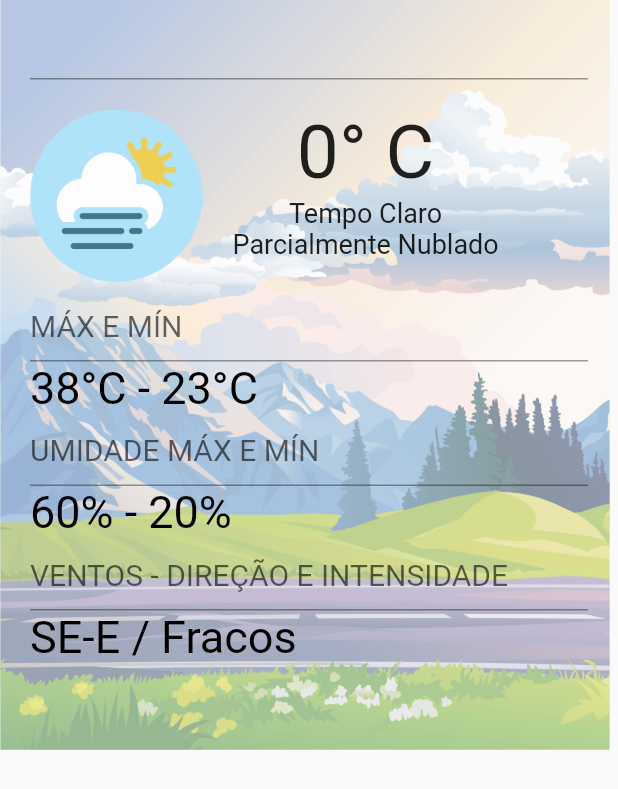
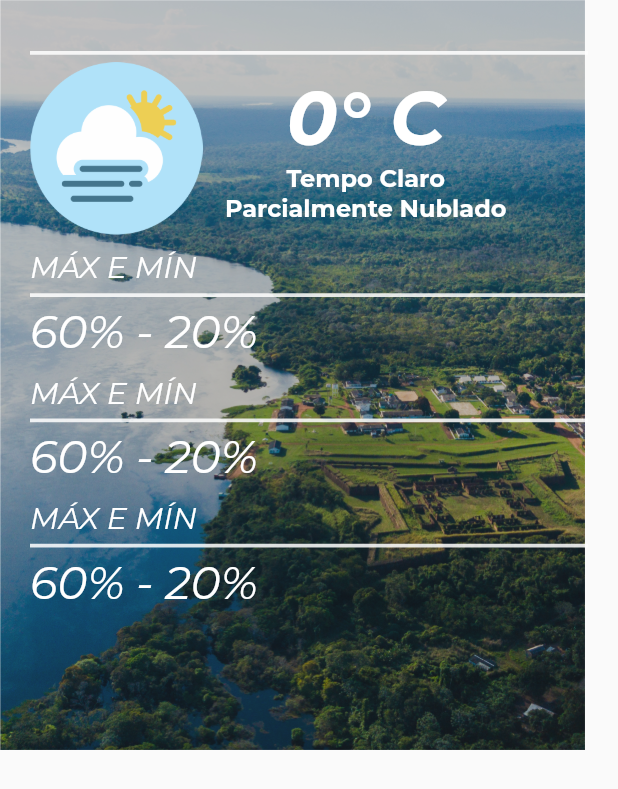
Before and after one commit to mariofraga/previsao_tempo_sipam, a Flutter app: what pagePrevisaoTempo() shows on an empty page, opened directly with empty values, on a phone screen of 412 x 824 dp. Shown: the top 789 px of the screen. Run offline on Flutter 3.47's test engine with Material 2 defaults, Android fonts, the phone set to English and light mode, and no system bars.

Commit message:
atualizações de layout

```diff
--- a/lib/main.dart
+++ b/lib/main.dart
@@ -1,201 +1,9 @@
 import 'package:flutter/material.dart';
+import 'ui/home.dart';
 
 void main() {
   runApp(MaterialApp(
     home: Home(),
+    theme: ThemeData(fontFamily: 'Montserrat'),
   ));
 }
-
-class Home extends StatefulWidget {
-  @override
-  _HomeState createState() => _HomeState();
-}
-
-class _HomeState extends State<Home> {
-  @override
-  Widget build(BuildContext context) {
-    return DefaultTabController(
-      length: 3,
-      child: Scaffold(
-        backgroundColor: Colors.white,
-        appBar: AppBar(
-          backgroundColor: Colors.lightGreen[900],
-          centerTitle: true,
-          title: Text("Previsão do Tempo Porto Velho",
-              style: TextStyle(fontSize: 15.0)),
-          bottom: TabBar(
-            tabs: [
-              Tab(
-                child: Text("Hoje"),
-              ),
-              Tab(
-                child: Text("12/09/2018"),
-              ),
-              Tab(
-                child: Text("13/09/2018"),
-              ),
-            ],
-          ),
-        ),
-        body: TabBarView(
-          children: [
-            pagePrevisaoTempo("SEGUNDA-FEIRA", 25),
-            pagePrevisaoTempo("TERÇA-FEIRA", 22),
-            pagePrevisaoTempo("QUARTA-FEIRA", 28)
-          ],
-        ),
-      ),
-    );
-  }
-}
-
-Widget pagePrevisaoTempo(String diaSemana, int graus) {
-  return  Stack(
-      children: <Widget>[
-        Image.asset(
-          "images/dia-larga-transparente.png",
-          fit: BoxFit.cover,
-          height: 500.0,
-        ),
-        Column(
-          children: <Widget>[
-            linhaTempo(diaSemana, graus),
-            linhaMaxMin(),
-            linhaUmidade(),
-            linhaVentos()
-          ],
-
-        ),
-      ],
-  );
-}
-
-Widget linhaTempo(String diaSemana, int graus){
-  return Column(
-    children: <Widget>[
-      Padding(
-        padding: EdgeInsets.only(
-            left: 20.0, top: 5.0, right: 20.0, bottom: 0.0),
-        child: FocusScope(
-          node: FocusScopeNode(),
-          child: TextFormField(
-            style: TextStyle(fontSize: 20.0, color: Colors.black),
-            decoration: InputDecoration(
-              hintText: "$diaSemana",
-            ),
-          ),
-        ),
-      ),
-      Row(
-        children: <Widget>[
-          Padding(
-            padding: EdgeInsets.only(left: 20.0, top: 20.0, right: 20.0, bottom: 5.0),
-            child: Image.asset(
-              "images/01.png",
-              fit: BoxFit.cover,
-              height: 115.0,
-            ),
-          ),
-          Column(
-            children: <Widget>[
-              Text(
-                "$graus° C",
-                style: TextStyle(fontSize: 50.0),
-              ),
-              Text(
-                "Tempo Claro",
-                style: TextStyle(fontSize: 18.0),
-              ),
-              Text(
-                "Parcialmente Nublado",
-                style: TextStyle(fontSize: 18.0),
-              )
-            ],
-          ),
-        ],
-      ),
-    ],
-  );
-}
-
-Widget linhaMaxMin(){
-  return Column(
-    children: <Widget>[
-      Padding(
-        padding: EdgeInsets.only(
-            left: 20.0, top: 0.0, right: 20.0, bottom: 0.0),
-        child: FocusScope(
-          node: FocusScopeNode(),
-          child: TextFormField(
-            style: TextStyle(fontSize: 20.0, color: Colors.black),
-            decoration: InputDecoration(
-              hintText: "MÁX E MÍN",
-            ),
-          ),
-        ),
-      ),
-      Padding(
-        padding: EdgeInsets.only(left: 20.0, top: 0.0, right: 20.0, bottom: 0.0),
-        child: Row(
-          children: <Widget>[
-            Text("38°C - 23°C", style: TextStyle(fontSize: 30.0, color: Colors.black),),
-          ],
-        ),
-      ),
-    ],
-  );
-}
-Widget linhaUmidade(){
-  return Column(
-    children: <Widget>[
-      Padding(
-        padding: EdgeInsets.only(
-            left: 20.0, top: 0.0, right: 20.0, bottom: 0.0),
-        child: FocusScope(
-          node: FocusScopeNode(),
-          child: TextFormField(
-            style: TextStyle(fontSize: 20.0, color: Colors.black),
-            decoration: InputDecoration(
-              hintText: "UMIDADE MÁX E MÍN",
-            ),
-          ),
-        ),
-      ),
-      Padding(
-        padding: EdgeInsets.only(left: 20.0, top: 0.0, right: 20.0, bottom: 0.0),
-        child: Row(
-          children: <Widget>[
-            Text("60% - 20%", style: TextStyle(fontSize: 30.0, color: Colors.black),),
-          ],
-        ),
-      ),
-    ],
-  );
-}
-Widget linhaVentos(){
-  return Column(
-    children: <Widget>[
-      Padding(
-        padding: EdgeInsets.only(
-            left: 20.0, top: 0.0, right: 20.0, bottom: 0.0),
-        child: FocusScope(
-          node: FocusScopeNode(),
-          child: TextFormField(
-            style: TextStyle(fontSize: 20.0, color: Colors.black),
-            decoration: InputDecoration(
-              hintText: "VENTOS - DIREÇÃO E INTENSIDADE",
-            ),
-          ),
-        ),
-      ),
-      Padding(
-        padding: EdgeInsets.only(left: 20.0, top: 0.0, right: 20.0, bottom: 0.0),
-        child: Row(
-          children: <Widget>[
-            Text("SE-E / Fracos", style: TextStyle(fontSize: 30.0, color: Colors.black),),
-          ],
-        ),
-      ),
-    ],
-  );
-}
--- /dev/null
+++ b/lib/ui/home.dart
@@ -0,0 +1,164 @@
+import 'package:flutter/material.dart';
+
+class Home extends StatefulWidget {
+  @override
+  _HomeState createState() => _HomeState();
+}
+
+class _HomeState extends State<Home> {
+  @override
+  Widget build(BuildContext context) {
+    return DefaultTabController(
+      length: 3,
+      child: Scaffold(
+        backgroundColor: Colors.white,
+        appBar: AppBar(
+          backgroundColor: Colors.lightGreen[900],
+          centerTitle: true,
+          title: Text("Previsão do Tempo Porto Velho",
+              style: TextStyle(
+                  fontSize: 16.0,
+                  fontWeight: FontWeight.bold)),
+          bottom: TabBar(
+            tabs: [
+              Tab(
+                child: Text("Hoje"),
+              ),
+              Tab(
+                child: Text("12/09/2018"),
+              ),
+              Tab(
+                child: Text("13/09/2018"),
+              ),
+            ],
+          ),
+        ),
+        body: TabBarView(
+          children: [pagePrevisaoTempo("SEGUNDA-FEIRA", 25)],
+        ),
+      ),
+    );
+  }
+}
+
+Widget pagePrevisaoTempo(String diaSemana, int graus) {
+  return Stack(
+    children: <Widget>[
+      Image.asset(
+        "images/dia-am.png",
+        fit: BoxFit.cover,
+        height: 500.0,
+      ),
+      Column(
+        children: <Widget>[
+          linhaTempo(diaSemana, graus),
+          linhaMaxMin(),
+          linhaUmidade(),
+          linhaVentos()
+        ],
+      ),
+    ],
+  );
+}
+
+Widget linhaTempo(String diaSemana, int graus) {
+  return Padding(
+    padding: EdgeInsets.only(left: 20.0, top: 5.0, right: 20.0, bottom: 0.0),
+    child: Column(
+      children: <Widget>[
+        tituloELinha("$diaSemana"),
+        Row(
+          children: <Widget>[
+            Padding(
+              padding: EdgeInsets.only(left: 0.0, top: 0.0, right: 15.0, bottom: 0.0),
+              child: Image.asset(
+                "images/01.png",
+                fit: BoxFit.cover,
+                height: 115.0,
+              ),
+            ),
+            Column(
+              children: <Widget>[
+                Text(
+                  "$graus° C",
+                  style: TextStyle(fontSize: 50.0, fontWeight: FontWeight.bold, color: Colors.white, fontStyle: FontStyle.italic),
+                ),
+                Text(
+                  "Tempo Claro",
+                  style: TextStyle(fontSize: 16.0, fontWeight: FontWeight.bold, color: Colors.white),
+                ),
+                Text(
+                  "Parcialmente Nublado",
+                  style: TextStyle(fontSize: 16.0, fontWeight: FontWeight.bold, color: Colors.white),
+                )
+              ],
+            ),
+          ],
+        ),
+      ],
+    ),
+  );
+}
+
+Widget linhaMaxMin() {
+  return Padding(
+    padding: EdgeInsets.only(left: 20.0, top: 10.0, right: 20.0, bottom: 0.0),
+    child: Column(
+      children: <Widget>[
+        tituloELinha("MÁX E MÍN"),
+        descricao("60% - 20%"),
+      ],
+    ),
+  );
+}
+
+Widget linhaUmidade() {
+  return Padding(
+    padding: EdgeInsets.only(left: 20.0, top: 10.0, right: 20.0, bottom: 0.0),
+    child: Column(
+      children: <Widget>[
+        tituloELinha("MÁX E MÍN"),
+        descricao("60% - 20%"),
+      ],
+    ),
+  );
+}
+
+Widget linhaVentos() {
+  return Padding(
+    padding: EdgeInsets.only(left: 20.0, top: 10.0, right: 20.0, bottom: 0.0),
+    child: Column(
+      children: <Widget>[
+        tituloELinha("MÁX E MÍN"),
+        descricao("60% - 20%"),
+      ],
+    ),
+  );
+}
+Widget descricao(String descricao){
+  return Row(
+    children: <Widget>[
+      Text(
+        "$descricao",
+        style: TextStyle(fontSize: 30.0, color: Colors.white),
+      ),
+    ],
+  );
+}
+
+Widget tituloELinha(String titulo) {
+  return Column(
+    crossAxisAlignment: CrossAxisAlignment.stretch,
+    children: <Widget>[
+      Text(
+        "$titulo",
+        style: TextStyle(fontSize: 20.0, color: Colors.white),
+      ),
+      Container(
+        color: Colors.white.withOpacity(0.85),
+        margin: const EdgeInsets.symmetric(vertical: 5.0),
+        height: 2.5,
+      ),
+    ],
+  );
+}
```
Also changed, not shown: pubspec.yaml (+7 -1 lines), fonts/Montserrat-Bold.ttf (added), fonts/Montserrat-BoldItalic.ttf (added), fonts/Montserrat-Italic.ttf (added), images/dia-am.png (added).
